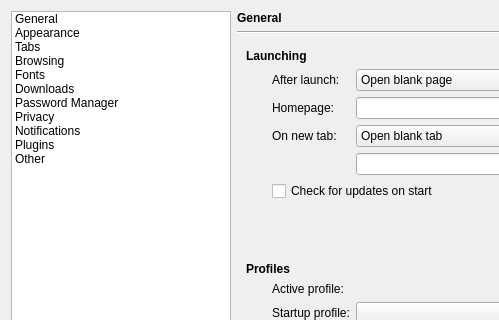
Old version of the form src/preferences/preferences.ui in the repository QupZilla/qupzilla; both pictures show x 0 to 499 and y 0 to 320 of the 754 by 483 pixel window.
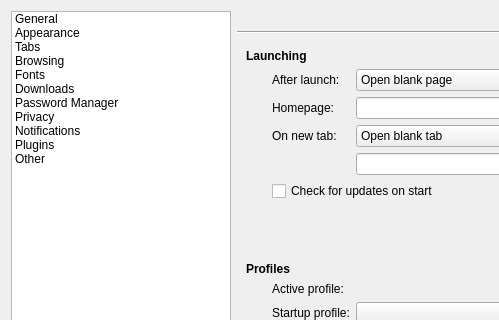
New version of the form.

```diff
--- a/src/preferences/preferences.ui
+++ b/src/preferences/preferences.ui
@@ -15,11 +15,7 @@
   </property>
   <layout class="QGridLayout" name="gridLayout_5">
    <item row="0" column="1">
-    <widget class="QLabel" name="caption">
-     <property name="text">
-      <string>&lt;b&gt;General&lt;/b&gt;</string>
-     </property>
-    </widget>
+    <widget class="QLabel" name="caption"/>
    </item>
    <item row="1" column="1" colspan="2">
     <widget class="Line" name="line">
```
